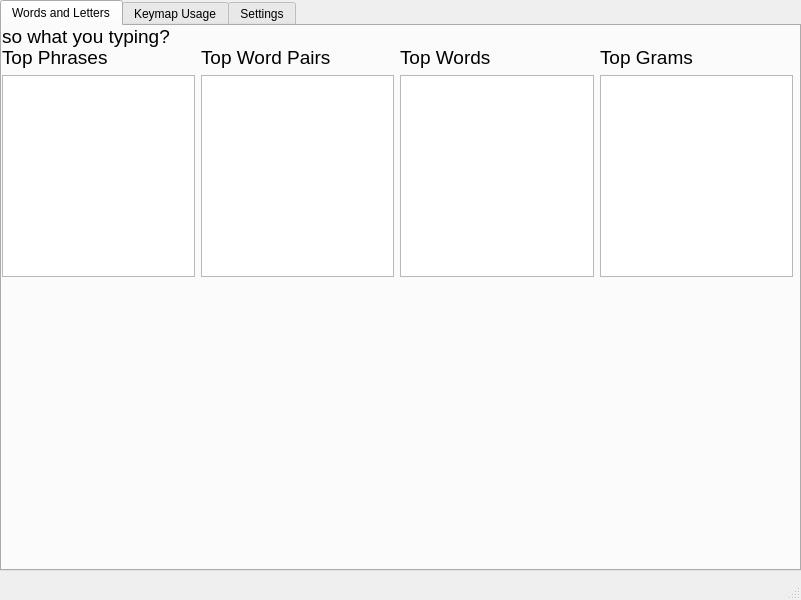
This is gui/typing_data.ui in daysgobye/typing_ds as Qt 5 draws it before an edit. The edited form follows.
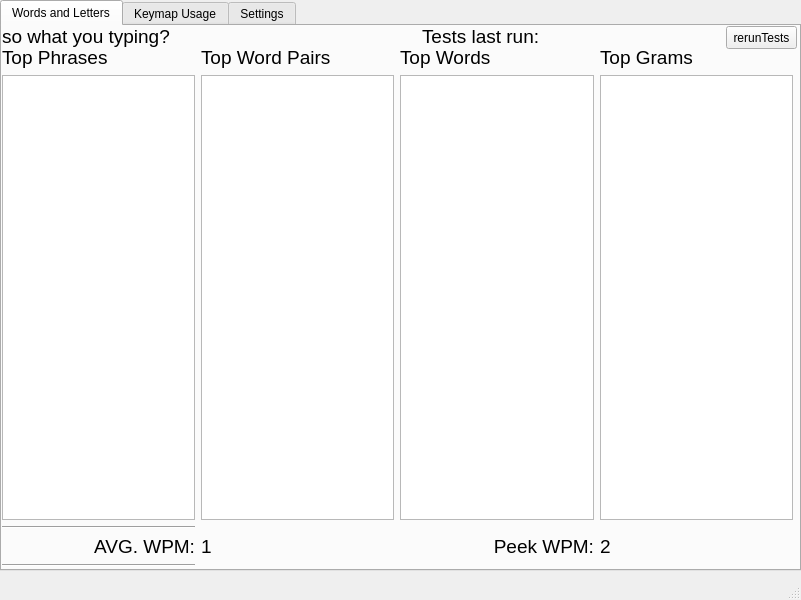
This is the edited form. The open tabs and pages were chosen to show the change.

Patch:
```diff
--- a/gui/typing_data.ui
+++ b/gui/typing_data.ui
@@ -55,10 +55,23 @@
         <x>0</x>
         <y>20</y>
         <width>791</width>
-        <height>231</height>
+        <height>521</height>
        </rect>
       </property>
       <layout class="QGridLayout" name="gridLayout">
+       <item row="3" column="1">
+        <widget class="QLabel" name="avg_wpm">
+         <property name="font">
+          <font>
+           <family>MS UI Gothic</family>
+           <pointsize>14</pointsize>
+          </font>
+         </property>
+         <property name="text">
+          <string>1</string>
+         </property>
+        </widget>
+       </item>
        <item row="1" column="1">
         <widget class="QListWidget" name="list_pairs"/>
        </item>
@@ -110,8 +123,21 @@
          </property>
         </widget>
        </item>
+       <item row="1" column="3">
+        <widget class="QListWidget" name="list_grams"/>
+       </item>
+       <item row="1" column="2">
+        <widget class="QListWidget" name="list_words"/>
+       </item>
+       <item row="2" column="0">
+        <widget class="Line" name="line_2">
+         <property name="orientation">
+          <enum>Qt::Horizontal</enum>
+         </property>
+        </widget>
+       </item>
        <item row="0" column="0">
-        <widget class="QLabel" name="label_4">
+        <widget class="QLabel" name="label_10">
          <property name="font">
           <font>
            <family>MS UI Gothic</family>
@@ -123,8 +149,111 @@
          </property>
         </widget>
        </item>
+       <item row="3" column="3">
+        <widget class="QLabel" name="peek_wpm">
+         <property name="font">
+          <font>
+           <family>MS UI Gothic</family>
+           <pointsize>14</pointsize>
+          </font>
+         </property>
+         <property name="text">
+          <string>2</string>
+         </property>
+        </widget>
+       </item>
+       <item row="3" column="0">
+        <widget class="QLabel" name="label_4">
+         <property name="font">
+          <font>
+           <family>MS UI Gothic</family>
+           <pointsize>14</pointsize>
+          </font>
+         </property>
+         <property name="text">
+          <string>AVG. WPM:</string>
+         </property>
+         <property name="alignment">
+          <set>Qt::AlignRight|Qt::AlignTrailing|Qt::AlignVCenter</set>
+         </property>
+        </widget>
+       </item>
+       <item row="3" column="2">
+        <widget class="QLabel" name="label_11">
+         <property name="font">
+          <font>
+           <family>MS UI Gothic</family>
+           <pointsize>14</pointsize>
+          </font>
+         </property>
+         <property name="text">
+          <string>Peek WPM:</string>
+         </property>
+         <property name="alignment">
+          <set>Qt::AlignRight|Qt::AlignTrailing|Qt::AlignVCenter</set>
+         </property>
+        </widget>
+       </item>
+       <item row="4" column="0">
+        <widget class="Line" name="line_3">
+         <property name="orientation">
+          <enum>Qt::Horizontal</enum>
+         </property>
+        </widget>
+       </item>
       </layout>
      </widget>
+     <widget class="QLabel" name="label_9">
+      <property name="geometry">
+       <rect>
+        <x>420</x>
+        <y>0</y>
+        <width>121</width>
+        <height>21</height>
+       </rect>
+      </property>
+      <property name="font">
+       <font>
+        <family>MS UI Gothic</family>
+        <pointsize>14</pointsize>
+       </font>
+      </property>
+      <property name="text">
+       <string>Tests last run:</string>
+      </property>
+     </widget>
+     <widget class="QLabel" name="test_run_date">
+      <property name="geometry">
+       <rect>
+        <x>540</x>
+        <y>0</y>
+        <width>181</width>
+        <height>21</height>
+       </rect>
+      </property>
+      <property name="font">
+       <font>
+        <family>MS UI Gothic</family>
+        <pointsize>14</pointsize>
+       </font>
+      </property>
+      <property name="text">
+       <string/>
+      </property>
+     </widget>
+     <widget class="QPushButton" name="run_tests">
+      <property name="geometry">
+       <rect>
+        <x>724</x>
+        <y>0</y>
+        <width>71</width>
+        <height>23</height>
+       </rect>
+      </property>
+      <property name="text">
+       <string>rerunTests</string>
+      </property>
+     </widget>
     </widget>
     <widget class="QWidget" name="tab_4">
      <attribute name="title">
```
Left out of the diff: 8 changed lines with no effect on the pictures.
